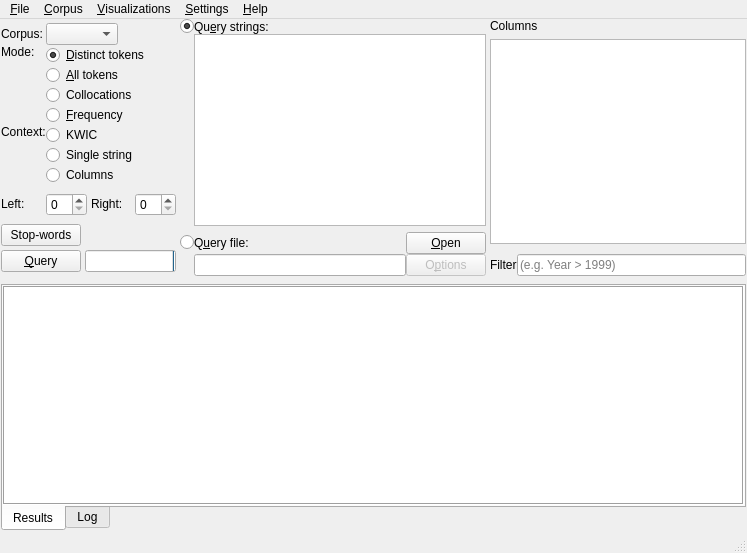
Qt form coquery/gui/coqueryCompact.ui (gkunter/coquery) before a commit.
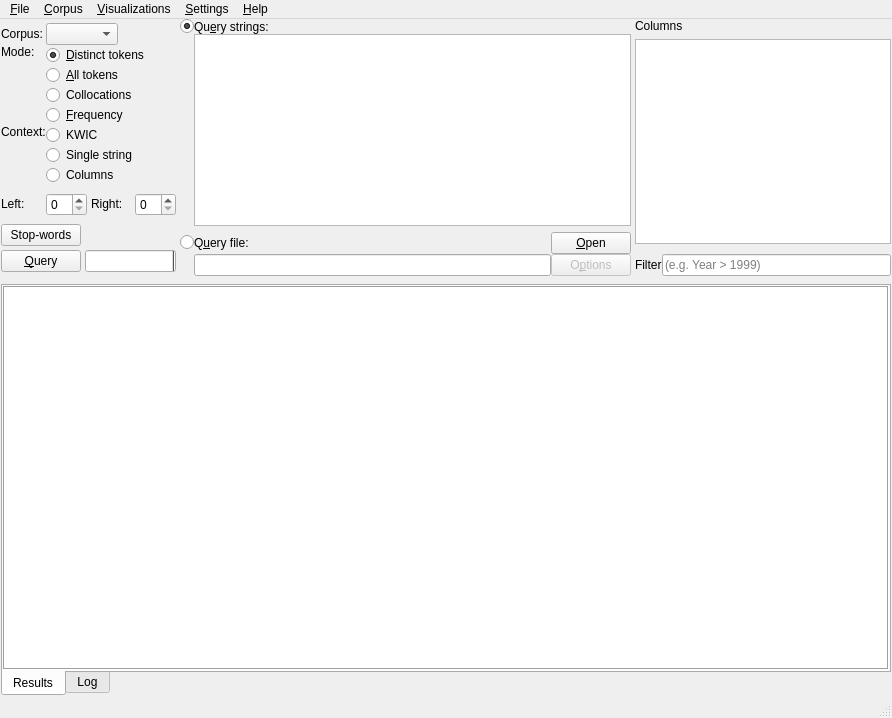
The same form after that commit. Icons and pictures are not drawn.

```diff
--- a/coquery/gui/coqueryCompact.ui
+++ b/coquery/gui/coqueryCompact.ui
@@ -6,8 +6,8 @@
    <rect>
     <x>0</x>
     <y>0</y>
-    <width>747</width>
-    <height>553</height>
+    <width>892</width>
+    <height>718</height>
    </rect>
   </property>
   <property name="windowTitle">
@@ -621,7 +621,7 @@
          <item>
           <widget class="QFrame" name="box_output_options">
            <property name="sizePolicy">
-            <sizepolicy hsizetype="Minimum" vsizetype="Preferred">
+            <sizepolicy hsizetype="MinimumExpanding" vsizetype="Preferred">
              <horstretch>0</horstretch>
              <verstretch>0</verstretch>
             </sizepolicy>
@@ -647,7 +647,7 @@
               <item>
                <widget class="QLabel" name="label_2">
                 <property name="sizePolicy">
-                 <sizepolicy hsizetype="Preferred" vsizetype="Preferred">
+                 <sizepolicy hsizetype="MinimumExpanding" vsizetype="Preferred">
                   <horstretch>0</horstretch>
                   <verstretch>0</verstretch>
                  </sizepolicy>
@@ -690,7 +690,7 @@
          <item>
           <widget class="QFrame" name="box_source_filter">
            <property name="sizePolicy">
-            <sizepolicy hsizetype="Minimum" vsizetype="Minimum">
+            <sizepolicy hsizetype="Preferred" vsizetype="Minimum">
              <horstretch>0</horstretch>
              <verstretch>0</verstretch>
             </sizepolicy>
@@ -885,8 +885,8 @@
     <rect>
      <x>0</x>
      <y>0</y>
-     <width>747</width>
-     <height>21</height>
+     <width>892</width>
+     <height>36</height>
     </rect>
    </property>
    <widget class="QMenu" name="menuFile">
```
Left out of the diff: 33 changed lines with no effect on the pictures.
